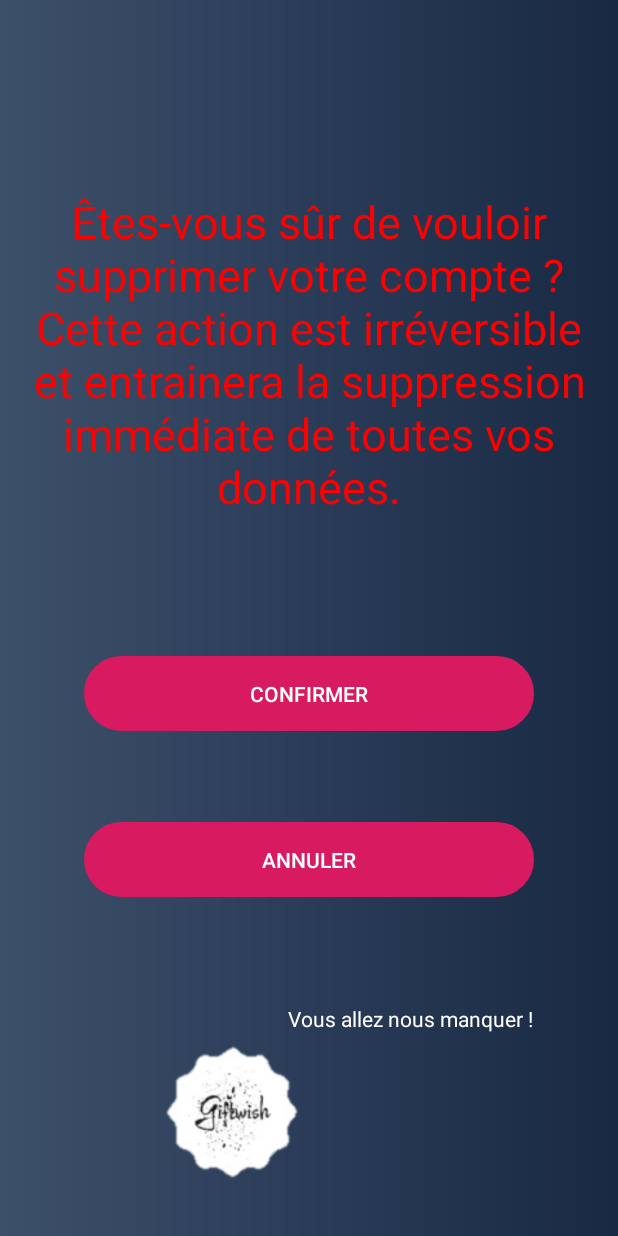
After one commit to CyrilGusbin/LSINF1225-2020-GroupeL3.2-GiftWish, an Android app: the DeleteAccount screen opened directly, with no data from a screen before it, on a phone screen of 412 x 824 dp. The commit adds this screen. Run offline under Robolectric (Android 15) with nearby library versions, the phone set to English and light mode, and no system bars.

Commit message:
- Avancement esthétique de l'application - Avancement dans "Edit Photo", permettant de prendre une photo de sa  galerie - Avancement dans "Delete Profile", permettant de supprimer entièrement toutes les données de l'utilisateur
//TODO : Mettre à jour l'interface une fois une nouvelle photo ajoutée
//TODO : Conserver cette photo et la stocker dans la base de donnée
//TODO : Mes Wishlists
//TODO : Produits
//TODO : Mes amis
//TODO : Améliorer la stabilité de l'application

```diff
--- a/app/src/main/AndroidManifest.xml
+++ b/app/src/main/AndroidManifest.xml
@@ -2,7 +2,6 @@
 <manifest xmlns:android="http://schemas.android.com/apk/res/android"
     package="com.example.wishlist">
 
-    1
     <uses-permission android:name="android.permission.READ_EXTERNAL_STORAGE" />
 
     <application
@@ -12,7 +11,8 @@
         android:roundIcon="@mipmap/ic_launcher_round"
         android:supportsRtl="true"
         android:theme="@style/AppTheme">
-        <activity android:name=".Backend.Myadapter"></activity>
+        <activity android:name=".Interface.DeleteAccount"></activity>
+        <activity android:name=".Backend.Myadapter" />
         <activity android:name=".Interface.Register_Next" />
         <activity android:name=".Interface.EditProfile" />
         <activity android:name=".Interface.Produits" />
--- /dev/null
+++ b/app/src/main/java/com/example/wishlist/Interface/DeleteAccount.java
@@ -0,0 +1,49 @@
+package com.example.wishlist.Interface;
+
+import androidx.appcompat.app.AppCompatActivity;
+
+import android.content.Intent;
+import android.os.Bundle;
+import android.view.View;
+import android.widget.Button;
+
+import com.example.wishlist.R;
+
+import static android.provider.AlarmClock.EXTRA_MESSAGE;
+
+public class DeleteAccount extends AppCompatActivity {
+
+    private Button play;
+
+    @Override
+    protected void onCreate(Bundle savedInstanceState) {
+        super.onCreate(savedInstanceState);
+        setContentView(R.layout.activity_delete_account);
+
+        //Lorsque je refuse d'éffacer mon compte
+        this.play = findViewById(R.id.cancel_delete);
+
+        play.setOnClickListener(new View.OnClickListener() {
+            @Override
+            public void onClick(View view) {
+                Intent otherActivity = new Intent(getApplicationContext(), Profile.class);
+                startActivity(otherActivity);
+                finish();
+            }
+        });
+
+        //Lorsque j'accepte la suppression complète de mes données
+        this.play = findViewById(R.id.accept_delete);
+
+        play.setOnClickListener(new View.OnClickListener() {
+            @Override
+            public void onClick(View view) {
+                Intent otherActivity = new Intent(getApplicationContext(), MainActivity.class);
+                //TODO : SUPPRIMER L'ENSEMBLE DES DONNEES DE l'UTILISATEUR
+                startActivity(otherActivity);
+            }
+        });
+
+
+    }
+}
--- a/app/src/main/java/com/example/wishlist/Interface/Profile.java
+++ b/app/src/main/java/com/example/wishlist/Interface/Profile.java
@@ -68,6 +68,16 @@ public class Profile extends AppCompatActivity {
                 startActivity(otherActivity);
             }
         });
+
+        this.play = findViewById(R.id.delete_account);
+        play.setOnClickListener(new View.OnClickListener() {
+            @Override
+            public void onClick(View view) {
+                Intent otherActivity = new Intent(getApplicationContext(), DeleteAccount.class);
+                startActivity(otherActivity);
+                finish();
+            }
+        });
     }
     @Override
     protected void onActivityResult(int requestCode, int resultCode, Intent data) {
--- /dev/null
+++ b/app/src/main/res/layout/activity_delete_account.xml
@@ -0,0 +1,78 @@
+<?xml version="1.0" encoding="utf-8"?>
+<androidx.constraintlayout.widget.ConstraintLayout xmlns:android="http://schemas.android.com/apk/res/android"
+    xmlns:app="http://schemas.android.com/apk/res-auto"
+    xmlns:tools="http://schemas.android.com/tools"
+    android:layout_width="match_parent"
+    android:layout_height="match_parent"
+    android:background="@drawable/gradient"
+    tools:context=".Interface.DeleteAccount">
+
+    <TextView
+        android:id="@+id/warning"
+        android:layout_width="wrap_content"
+        android:layout_height="wrap_content"
+        android:text="@string/warning_message"
+        android:textSize="30dp"
+        android:textColor="#FF0000"
+        android:gravity="center"
+        app:layout_constraintBottom_toBottomOf="parent"
+        app:layout_constraintEnd_toEndOf="parent"
+        app:layout_constraintStart_toStartOf="parent"
+        app:layout_constraintTop_toTopOf="parent"
+        app:layout_constraintVertical_bias="0.21" />
+
+    <Button
+        android:id="@+id/accept_delete"
+        android:layout_width="300dp"
+        android:layout_height="50dp"
+        android:background="@drawable/circle_button"
+        android:backgroundTint="@color/colorAccent"
+        android:text="Confirmer"
+        android:textColor="@color/Blanc"
+        app:layout_constraintBottom_toBottomOf="parent"
+        app:layout_constraintEnd_toEndOf="parent"
+        app:layout_constraintHorizontal_bias="0.498"
+        app:layout_constraintStart_toStartOf="parent"
+        app:layout_constraintTop_toTopOf="parent"
+        app:layout_constraintVertical_bias="0.565" />
+
+    <Button
+        android:id="@+id/cancel_delete"
+        android:layout_width="300dp"
+        android:layout_height="50dp"
+        android:background="@drawable/circle_button"
+        android:backgroundTint="@color/colorAccent"
+        android:text="Annuler"
+        android:textColor="@color/Blanc"
+        app:layout_constraintBottom_toBottomOf="parent"
+        app:layout_constraintEnd_toEndOf="parent"
+        app:layout_constraintHorizontal_bias="0.498"
+        app:layout_constraintStart_toStartOf="parent"
+        app:layout_constraintTop_toTopOf="parent"
+        app:layout_constraintVertical_bias="0.708" />
+
+    <ImageView
+        android:id="@+id/imageView8"
+        android:layout_width="181dp"
+        android:layout_height="165dp"
+        app:layout_constraintBottom_toBottomOf="parent"
+        app:layout_constraintEnd_toEndOf="parent"
+        app:layout_constraintHorizontal_bias="0.278"
+        app:layout_constraintStart_toStartOf="parent"
+        app:layout_constraintTop_toTopOf="parent"
+        app:layout_constraintVertical_bias="1.0"
+        app:srcCompat="@drawable/sans_fond" />
+
+    <TextView
+        android:id="@+id/miss"
+        android:layout_width="wrap_content"
+        android:layout_height="wrap_content"
+        android:text="Vous allez nous manquer !"
+        android:textColor="@color/Blanc"
+        app:layout_constraintBottom_toBottomOf="parent"
+        app:layout_constraintEnd_toEndOf="parent"
+        app:layout_constraintHorizontal_bias="0.771"
+        app:layout_constraintStart_toStartOf="parent"
+        app:layout_constraintTop_toTopOf="parent"
+        app:layout_constraintVertical_bias="0.832" />
+</androidx.constraintlayout.widget.ConstraintLayout>
--- a/app/src/main/res/layout/activity_friends.xml
+++ b/app/src/main/res/layout/activity_friends.xml
@@ -4,12 +4,14 @@
     xmlns:tools="http://schemas.android.com/tools"
     android:layout_width="match_parent"
     android:layout_height="match_parent"
+    android:background="@drawable/gradient"
     tools:context=".Interface.Friends">
 
     <ImageButton
         android:id="@+id/imageButton"
         android:layout_width="wrap_content"
         android:layout_height="wrap_content"
+        android:backgroundTint="@color/colorAccent"
         app:layout_constraintBottom_toBottomOf="parent"
         app:layout_constraintEnd_toEndOf="parent"
         app:layout_constraintHorizontal_bias="0.929"
@@ -20,13 +22,14 @@
 
     <AutoCompleteTextView
         android:id="@+id/search_friend"
-        android:layout_width="wrap_content"
-        android:layout_height="wrap_content"
-        android:text="AutoCompleteTextView"
+        android:layout_width="300dp"
+        android:layout_height="50dp"
+        android:backgroundTint="@color/colorAccent"
+        android:hint="Cherchez un utilisateur"
         app:layout_constraintBottom_toBottomOf="parent"
         app:layout_constraintEnd_toEndOf="parent"
-        app:layout_constraintHorizontal_bias="0.273"
+        app:layout_constraintHorizontal_bias="0.144"
         app:layout_constraintStart_toStartOf="parent"
         app:layout_constraintTop_toTopOf="parent"
-        app:layout_constraintVertical_bias="0.19" />
+        app:layout_constraintVertical_bias="0.185" />
 </androidx.constraintlayout.widget.ConstraintLayout>
--- a/app/src/main/res/layout/activity_produits.xml
+++ b/app/src/main/res/layout/activity_produits.xml
@@ -4,6 +4,7 @@
     xmlns:tools="http://schemas.android.com/tools"
     android:layout_width="match_parent"
     android:layout_height="match_parent"
+    android:background="@drawable/gradient"
     tools:context=".Interface.Produits">
 
     <ScrollView
--- a/app/src/main/res/values/strings.xml
+++ b/app/src/main/res/values/strings.xml
@@ -12,4 +12,5 @@
     <string name="firstname"><u>Votre prénom :</u></string>
     <string name="age"><u>Votre âge :</u></string>
     <string name="BETA">BETA VERSION</string>
+    <string name="warning_message">Êtes-vous sûr de vouloir supprimer votre compte ? Cette action est irréversible et entrainera la suppression immédiate de toutes vos données.</string>
 </resources>
```
